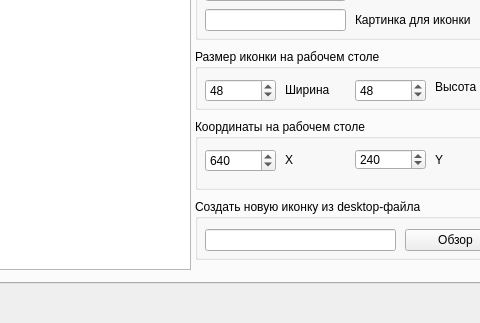
The window that idesk-x-set/mainwindow.ui (150balbes/idesk-set) describes before a commit, drawn with Qt 5; both pictures show x 87 to 567 and y 147 to 470 of the 740 by 470 pixel window.
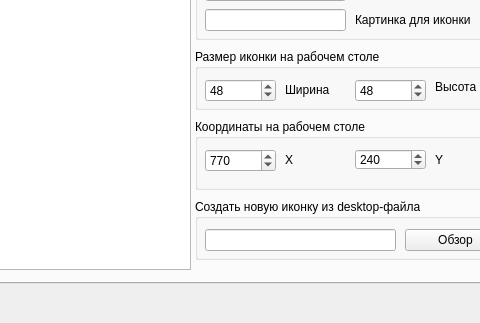
The same window after the commit.

The edit to the form file:
```diff
--- a/idesk-x-set/mainwindow.ui
+++ b/idesk-x-set/mainwindow.ui
@@ -289,10 +289,10 @@
         </rect>
        </property>
        <property name="maximum">
-        <number>800</number>
+        <number>1024</number>
        </property>
        <property name="value">
-        <number>640</number>
+        <number>770</number>
        </property>
       </widget>
       <widget class="QSpinBox" name="Idesk_Y">
```
Left out of the diff: 5 changed lines with no effect on the pictures.
